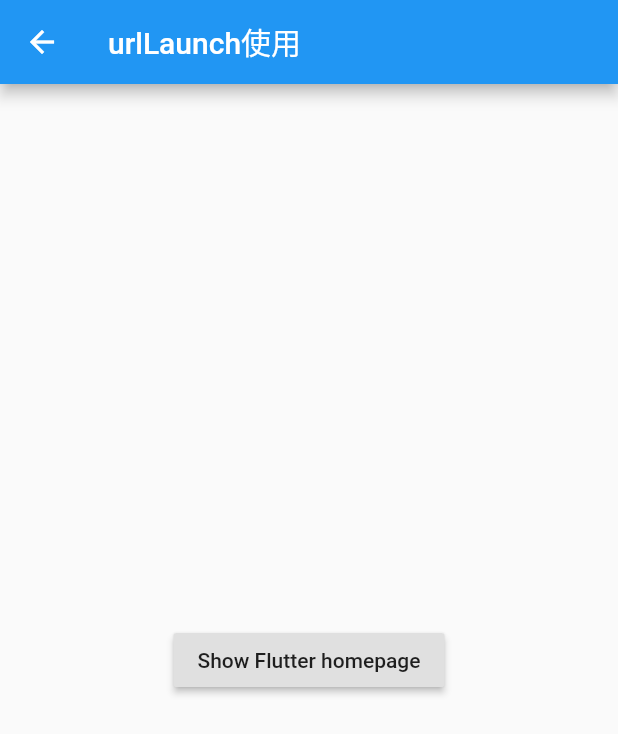
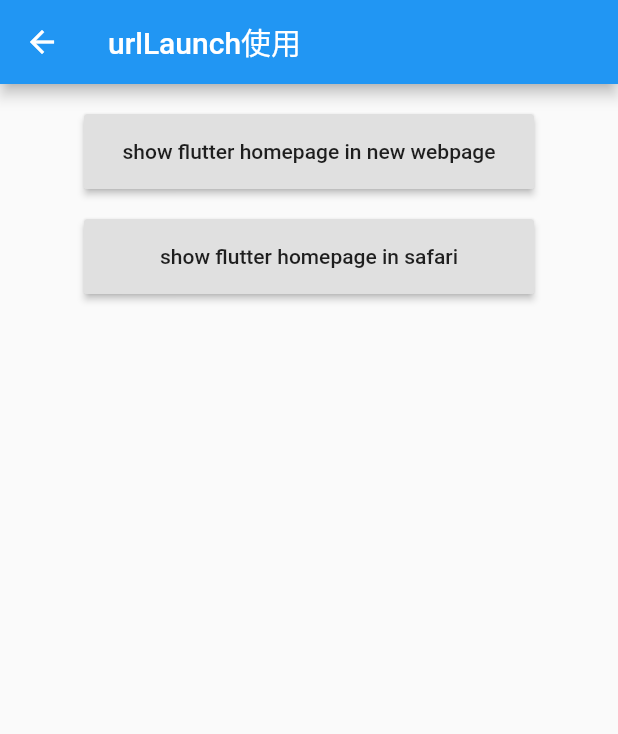
Before and after one commit to wanggw911/flutter_hello, a Flutter app: the UrlLaunchPage screen opened directly, on a phone screen of 412 x 824 dp. Shown: the top 734 px of the screen. Run offline on Flutter 3.47's test engine with Material 2 defaults, Android fonts, the phone set to English and light mode, and no system bars; our stand-ins replace dio, flutter_easyrefresh, sqflite, webview_flutter; missing offline and left inert: flutter_webview_plugin, provide; accounts and stored records are empty; network calls fail; statements that could not run were skipped.

Commit message:
完成url_launcher插件的使用

```diff
--- a/lib/plugins/plugin_list_page.dart
+++ b/lib/plugins/plugin_list_page.dart
@@ -7,10 +7,10 @@ import 'package:flutter_hello/plugins/url_launcher/url_launcher_use.dart';
 import 'package:flutter_hello/plugins/webview_flutter/webview_flutter_use.dart';
 
 List<Example> learningList = [
-  Example(title: '1、url_launcher', description: '跳转新界面打开网页', demoPage: UrlLaunchPage()),
-  Example(title: '2、webview_flutter', description: '', demoPage: WebviewFlutterDemo()),
-  Example(title: '3、flutter_webview_plugin', description: '', demoPage: FlutterWebviewPluginPage()),
-  Example(title: '4、sqflite 数据库', description: '', demoPage: StudentListPage()),
+  Example(title: '1、url_launcher', description: 'open url in new page or use safari open', demoPage: UrlLaunchPage()),
+  Example(title: '2、webview_flutter', description: 'recommend', demoPage: WebviewFlutterDemo()),
+  Example(title: '3、flutter_webview_plugin', description: 'unrecommend, may cause some strange problem', demoPage: FlutterWebviewPluginPage()),
+  Example(title: '4、sqflite', description: 'flutter database plugin', demoPage: StudentListPage()),
 ];
 
 class PluginListPage extends StatelessWidget {
--- a/lib/plugins/url_launcher/url_launcher_use.dart
+++ b/lib/plugins/url_launcher/url_launcher_use.dart
@@ -13,24 +13,49 @@ class _UrlLaunchPageState extends State<UrlLaunchPage> {
     return Scaffold(
       appBar: AppBar(title: Text("urlLaunch使用"),),
       body: Container(
-       child: Center(
-         child: RaisedButton(
-          onPressed: _launchURL,
-          child: Text('Show Flutter homepage'),
+        child: Center(
+          child: Column(
+            children: <Widget>[
+              Container(height: 20),
+              Container(
+                width: 300,
+                height: 50,
+                child: RaisedButton(
+                  onPressed: _launchURLInNewPage,
+                  child: Text('show flutter homepage in new webpage'),
+                ),
+              ),
+              Container(height: 20),
+              Container(
+                width: 300,
+                height: 50,
+                child: RaisedButton(
+                  onPressed: _launchURLInSafari,
+                  child: Text('show flutter homepage in safari'),
+                ),
+              ),
+            ],
+          ),
         ),
-       ),
-    ),
+      ),
     );
   }
 
-  ///url_launcher，使用了另外一个窗口来展示网页内容
-  _launchURL() async {
+  _launchURLInNewPage() async {
+    //使用了另外一个窗口来展示网页内容
     const url = 'https://flutter.dev';
     if (await canLaunch(url)) {
-      print('canLaunch $url');
       await launch(url);
     } else {
-      print('Could not launch $url');
+      throw 'Could not launch $url';
+    }
+  }
+
+  _launchURLInSafari() async {
+    const url = 'https://flutter.dev';
+    if (await canLaunch(url)) {
+      await launch(url, forceSafariVC: false);
+    } else {
       throw 'Could not launch $url';
     }
   }
```
